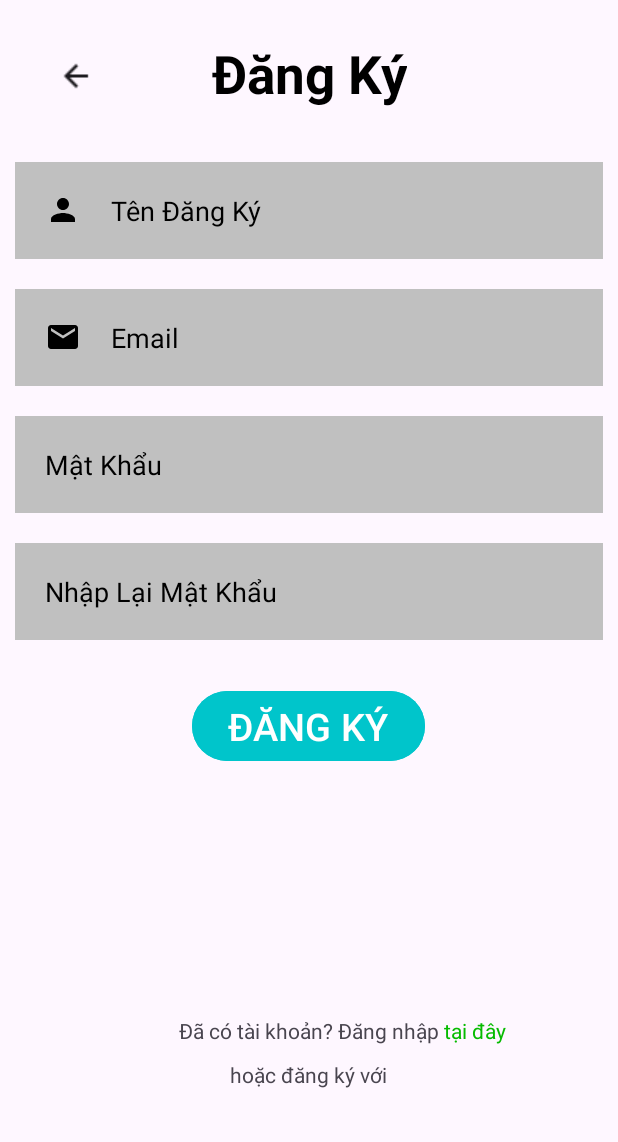
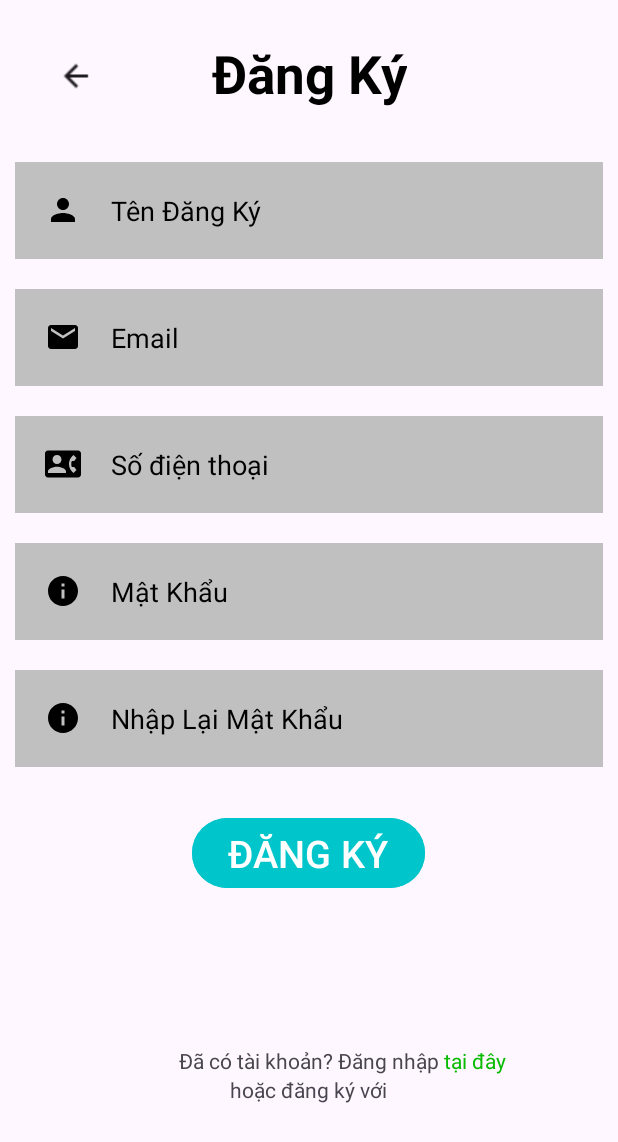
Before and after one commit to vuphuong1794/HealthCareSystem, an Android app: the SignUp screen opened directly, with no data from a screen before it, on a phone screen of 412 x 824 dp. Shown: the top 1142 px of the screen. Run offline under Robolectric (Android 15) with nearby library versions, the phone set to English and light mode, and no system bars.

Commit message:
add asset

```diff
--- /dev/null
+++ b/app/src/main/res/drawable/baseline_contact_phone_24.xml
@@ -0,0 +1,5 @@
+<vector xmlns:android="http://schemas.android.com/apk/res/android" android:height="24dp" android:tint="#000000" android:viewportHeight="24" android:viewportWidth="24" android:width="24dp">
+
+    <path android:fillColor="@android:color/white" android:pathData="M22,3L2,3C0.9,3 0,3.9 0,5v14c0,1.1 0.9,2 2,2h20c1.1,0 1.99,-0.9 1.99,-2L24,5c0,-1.1 -0.9,-2 -2,-2zM8,6c1.66,0 3,1.34 3,3s-1.34,3 -3,3 -3,-1.34 -3,-3 1.34,-3 3,-3zM14,18L2,18v-1c0,-2 4,-3.1 6,-3.1s6,1.1 6,3.1v1zM17.85,14h1.64L21,16l-1.99,1.99c-1.31,-0.98 -2.28,-2.38 -2.73,-3.99 -0.18,-0.64 -0.28,-1.31 -0.28,-2s0.1,-1.36 0.28,-2c0.45,-1.62 1.42,-3.01 2.73,-3.99L21,8l-1.51,2h-1.64c-0.22,0.63 -0.35,1.3 -0.35,2s0.13,1.37 0.35,2z"/>
+
+</vector>
--- /dev/null
+++ b/app/src/main/res/drawable/baseline_info_24.xml
@@ -0,0 +1,5 @@
+<vector xmlns:android="http://schemas.android.com/apk/res/android" android:height="24dp" android:tint="#000000" android:viewportHeight="24" android:viewportWidth="24" android:width="24dp">
+
+    <path android:fillColor="@android:color/white" android:pathData="M12,2C6.48,2 2,6.48 2,12s4.48,10 10,10 10,-4.48 10,-10S17.52,2 12,2zM13,17h-2v-6h2v6zM13,9h-2L11,7h2v2z"/>
+
+</vector>
--- a/app/src/main/res/layout/sign_up.xml
+++ b/app/src/main/res/layout/sign_up.xml
@@ -57,14 +57,28 @@ tools:context=".SignUp">
     <EditText
         android:layout_width="match_parent"
         android:layout_height="wrap_content"
+        android:id="@+id/phonenumber"
+        android:layout_below="@+id/email"
+        android:hint="Số điện thoại"
+        android:background="#C0C0C0"
+        android:textColorHint="@color/black"
+        android:textColor="@color/black"
+        android:layout_margin="10dp"
+        android:padding="20dp"
+        android:drawableLeft="@drawable/baseline_contact_phone_24"
+        android:drawablePadding="20dp"/>
+    <EditText
+        android:layout_width="match_parent"
+        android:layout_height="wrap_content"
         android:id="@+id/password"
-        android:layout_below="@+id/email"
+        android:layout_below="@+id/phonenumber"
         android:hint="Mật Khẩu"
         android:background="#C0C0C0"
         android:textColorHint="@color/black"
         android:textColor="@color/black"
         android:layout_margin="10dp"
         android:padding="20dp"
+        android:drawableLeft="@drawable/baseline_info_24"
         android:drawablePadding="20dp"
         android:inputType="textPassword"/>
     <EditText
@@ -78,6 +92,7 @@ tools:context=".SignUp">
         android:textColor="@color/black"
         android:layout_margin="10dp"
         android:padding="20dp"
+        android:drawableLeft="@drawable/baseline_info_24"
         android:drawablePadding="20dp"
         android:inputType="textPassword"/>
     <Button
@@ -97,7 +112,8 @@ tools:context=".SignUp">
         android:id="@+id/signininvite"
         android:layout_above="@id/info"
         android:text="Đã có tài khoản? Đăng nhập"
-        android:layout_centerHorizontal="true"/>
+        android:layout_centerHorizontal="true"
+        />
 
     <TextView
         android:layout_width="wrap_content"
@@ -117,7 +133,7 @@ tools:context=".SignUp">
         android:layout_above="@id/socialicons"
         android:text="hoặc đăng ký với"
         android:layout_centerHorizontal="true"
-        android:layout_margin="10dp"/>
+        />
     <LinearLayout
         android:layout_width="match_parent"
         android:layout_height="wrap_content"
```
